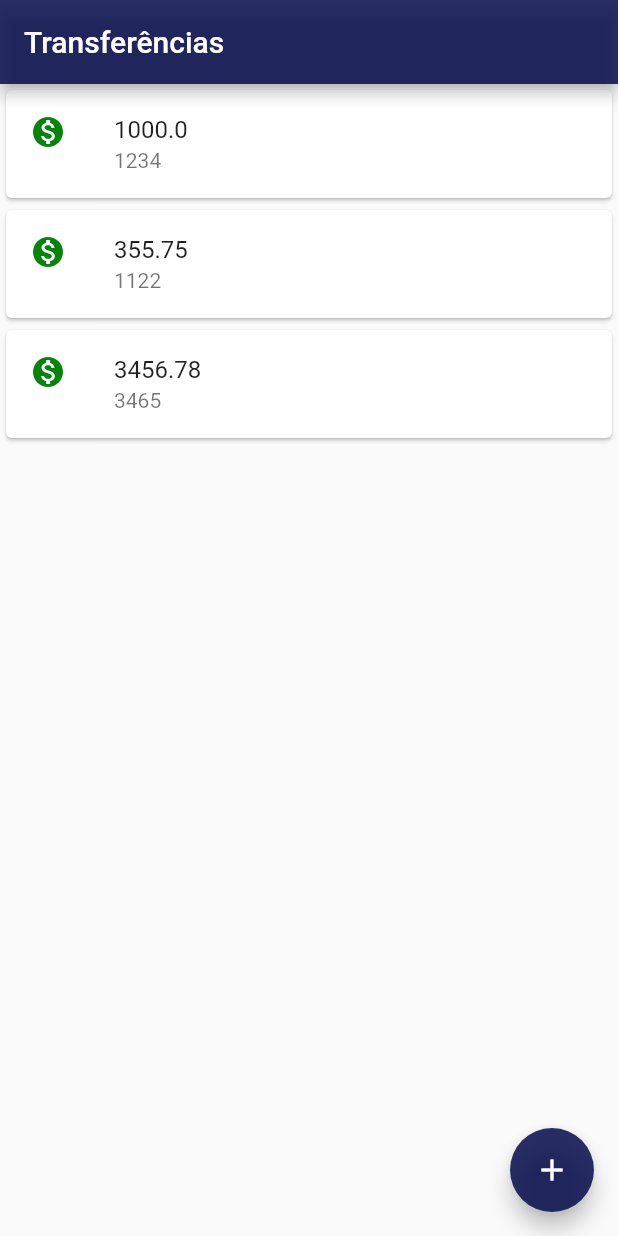
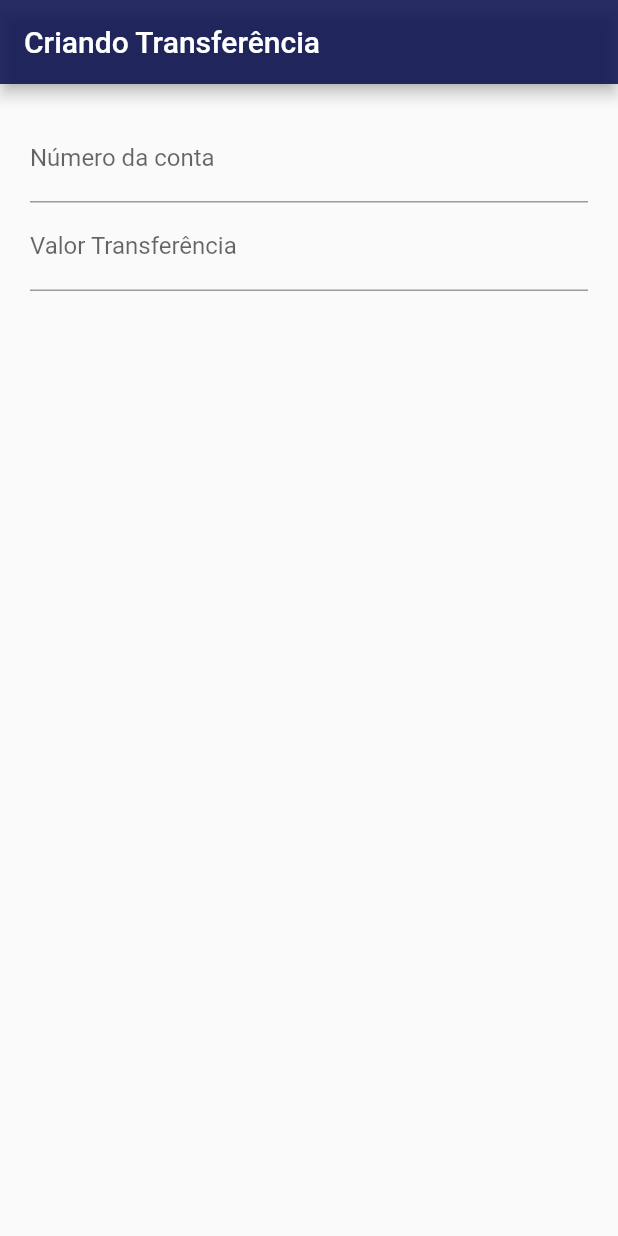
Before and after one commit to ABBorges1/Bank, a Flutter app: the screen it shows after launch, on a phone screen of 412 x 824 dp. Run offline on Flutter 3.47's test engine with Material 2 defaults, Android fonts, the phone set to English and light mode, and no system bars.

Commit message:
Criado a tela de Formulário Transferência

```diff
--- a/lib/main.dart
+++ b/lib/main.dart
@@ -1,22 +1,55 @@
 import 'package:flutter/material.dart'; // Biblioteca que tem dentro do Dart que consegue buscar funções, classes, objetos que será necessário usar
 
-void main() => runApp(
+void main() {
+  runApp(BankApp());
+}
+
+class BankApp extends StatelessWidget {
+  @override
+  Widget build(BuildContext context) {
+    //Hot reload
+    // TODO: implement build
     // Ao usar o Material App, não será mais necessário passar o textDirection
-        MaterialApp(
+    return MaterialApp(
+        debugShowCheckedModeBanner: false, //Retirando a tarja vermelha do Debug
         // Scaffold seria o esqueleto da aplicação. Sempre colocado após o home
         home: Scaffold(
-      body: ListaTransferencias(),
+          body: FormularioTransferencia(),
+        ));
+  }
+}
+
+class FormularioTransferencia extends StatelessWidget {
+  @override
+  Widget build(BuildContext context) {
+    // TODO: implement build
+    return Scaffold(
         appBar: AppBar(
-        title: const Text('Transferências'),
+          title: const Text('Criando Transferência'),
           backgroundColor: const Color.fromARGB(221, 9, 16, 77),
         ),
-      floatingActionButton: FloatingActionButton(
-        // onPressed ficará a função ...
-        onPressed: () {},
-        backgroundColor: const Color.fromARGB(221, 9, 16, 77),
-        child: const Icon(Icons.add),
+        body: Column(
+          children: [
+            Padding(
+              padding: const EdgeInsets.all(20.0),
+              child: Column(
+                children: [
+                  TextField(
+                    decoration: InputDecoration(
+                        labelText: 'Número da conta', hintText: '0000'),
                   ),
-    )));
+                  TextField(
+                    decoration: InputDecoration(
+                        labelText: 'Valor Transferência',
+                        hintText: '000000000000000.00'),
+                  ),
+                ],
+              ),
+            )
+          ],
+        ));
+  }
+}
 
 // StatelessWidget renderização do estado atual
 // Stateless é um widget estático
@@ -26,12 +59,24 @@ class ListaTransferencias extends StatelessWidget {
   @override
   Widget build(BuildContext context) {
     // TODO: implement build
-    return Column(
+    return Scaffold(
+      appBar: AppBar(
+        title: const Text('Transferências'),
+        backgroundColor: const Color.fromARGB(221, 9, 16, 77),
+      ),
+      body: Column(
         children: [
           ItemTransferencia(Transferencia(valor: 1000, numeroConta: 1234)),
           ItemTransferencia(Transferencia(valor: 355.75, numeroConta: 1122)),
           ItemTransferencia(Transferencia(numeroConta: 3465, valor: 3456.78))
         ],
+      ),
+      floatingActionButton: FloatingActionButton(
+        // onPressed ficará a função ...
+        onPressed: () {},
+        backgroundColor: const Color.fromARGB(221, 9, 16, 77),
+        child: const Icon(Icons.add),
+      ),
     );
   }
 }
```
Also changed, not shown: 1 other file. Lines whose indentation alone changed are shown as unchanged.
